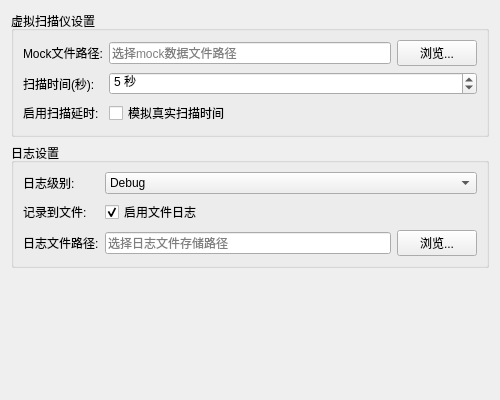
Before: the Qt Designer form debugpreference.ui in xbghc/mrscan2, drawn with Qt 5.
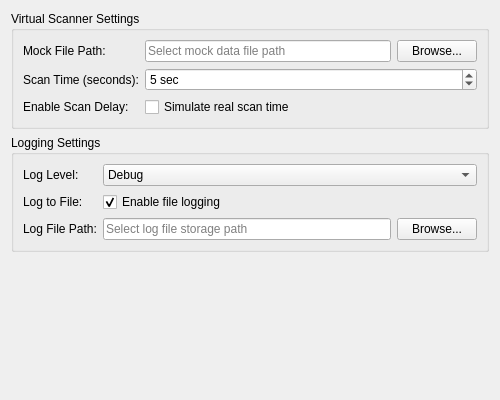
After: the same form once the commit is applied.

Commit message:
feat: 完善翻译，注释保持中文，界面的默认语言是英文，提供中文翻译文件，可在配置中选择语言
- fix: 配置文件使用语言代码而不是`English/英文`来表示语言
- fix: 增加setupApp时的调试信息，当存在无效的配置时，会导致程序出现无法预测的行为。比如tablewidget中的字体与应用字体不一致
- fix: 颜色主题不应该翻译，所有的配置项都不应该翻译
- fix: 应该先设置主题再设置字体，否则会导致tablewidget等构件的字体被覆盖

What changed in the file:
```diff
--- a/debugpreference.ui
+++ b/debugpreference.ui
@@ -17,13 +17,13 @@
    <item>
     <widget class="QGroupBox" name="scannerGroupBox">
      <property name="title">
-      <string>虚拟扫描仪设置</string>
+      <string>Virtual Scanner Settings</string>
      </property>
      <layout class="QFormLayout" name="formLayout">
       <item row="0" column="0">
        <widget class="QLabel" name="mockFileLabel">
         <property name="text">
-         <string>Mock文件路径:</string>
+         <string>Mock File Path:</string>
         </property>
        </widget>
       </item>
@@ -32,14 +32,14 @@
         <item>
          <widget class="QLineEdit" name="mockFilePathEdit">
           <property name="placeholderText">
-           <string>选择mock数据文件路径</string>
+           <string>Select mock data file path</string>
           </property>
          </widget>
         </item>
         <item>
          <widget class="QPushButton" name="browseButton">
           <property name="text">
-           <string>浏览...</string>
+           <string>Browse...</string>
           </property>
           <property name="maximumSize">
            <size>
@@ -54,14 +54,14 @@
       <item row="1" column="0">
        <widget class="QLabel" name="scanTimeLabel">
         <property name="text">
-         <string>扫描时间(秒):</string>
+         <string>Scan Time (seconds):</string>
         </property>
        </widget>
       </item>
       <item row="1" column="1">
        <widget class="QSpinBox" name="scanTimeSpinBox">
         <property name="suffix">
-         <string> 秒</string>
+         <string> sec</string>
         </property>
         <property name="minimum">
          <number>1</number>
@@ -77,14 +77,14 @@
       <item row="2" column="0">
        <widget class="QLabel" name="enableDelayLabel">
         <property name="text">
-         <string>启用扫描延时:</string>
+         <string>Enable Scan Delay:</string>
         </property>
        </widget>
       </item>
       <item row="2" column="1">
        <widget class="QCheckBox" name="enableDelayCheckBox">
         <property name="text">
-         <string>模拟真实扫描时间</string>
+         <string>Simulate real scan time</string>
         </property>
         <property name="checked">
          <bool>false</bool>
@@ -97,13 +97,13 @@
    <item>
     <widget class="QGroupBox" name="loggingGroupBox">
      <property name="title">
-      <string>日志设置</string>
+      <string>Logging Settings</string>
      </property>
      <layout class="QFormLayout" name="loggingFormLayout">
       <item row="0" column="0">
        <widget class="QLabel" name="logLevelLabel">
         <property name="text">
-         <string>日志级别:</string>
+         <string>Log Level:</string>
         </property>
        </widget>
       </item>
@@ -139,14 +139,14 @@
       <item row="1" column="0">
        <widget class="QLabel" name="logToFileLabel">
         <property name="text">
-         <string>记录到文件:</string>
+         <string>Log to File:</string>
         </property>
        </widget>
       </item>
              <item row="1" column="1">
         <widget class="QCheckBox" name="logToFileCheckBox">
          <property name="text">
-          <string>启用文件日志</string>
+          <string>Enable file logging</string>
          </property>
          <property name="checked">
           <bool>true</bool>
@@ -156,7 +156,7 @@
        <item row="2" column="0">
         <widget class="QLabel" name="logFilePathLabel">
          <property name="text">
-          <string>日志文件路径:</string>
+          <string>Log File Path:</string>
          </property>
         </widget>
        </item>
@@ -165,14 +165,14 @@
          <item>
           <widget class="QLineEdit" name="logFilePathEdit">
            <property name="placeholderText">
-            <string>选择日志文件存储路径</string>
+            <string>Select log file storage path</string>
            </property>
           </widget>
          </item>
          <item>
           <widget class="QPushButton" name="browseLogPathButton">
            <property name="text">
-            <string>浏览...</string>
+            <string>Browse...</string>
            </property>
            <property name="maximumSize">
             <size>
```
Left out of the diff: 2 changed lines with no effect on the pictures. The commit also changes 17 other files.
